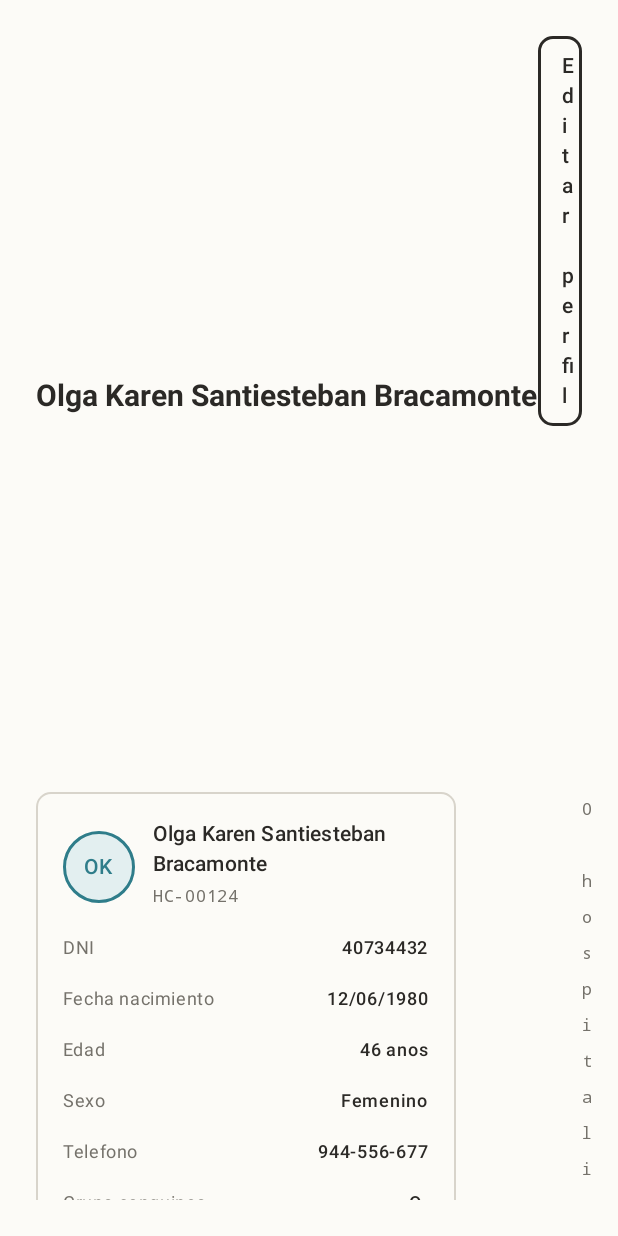
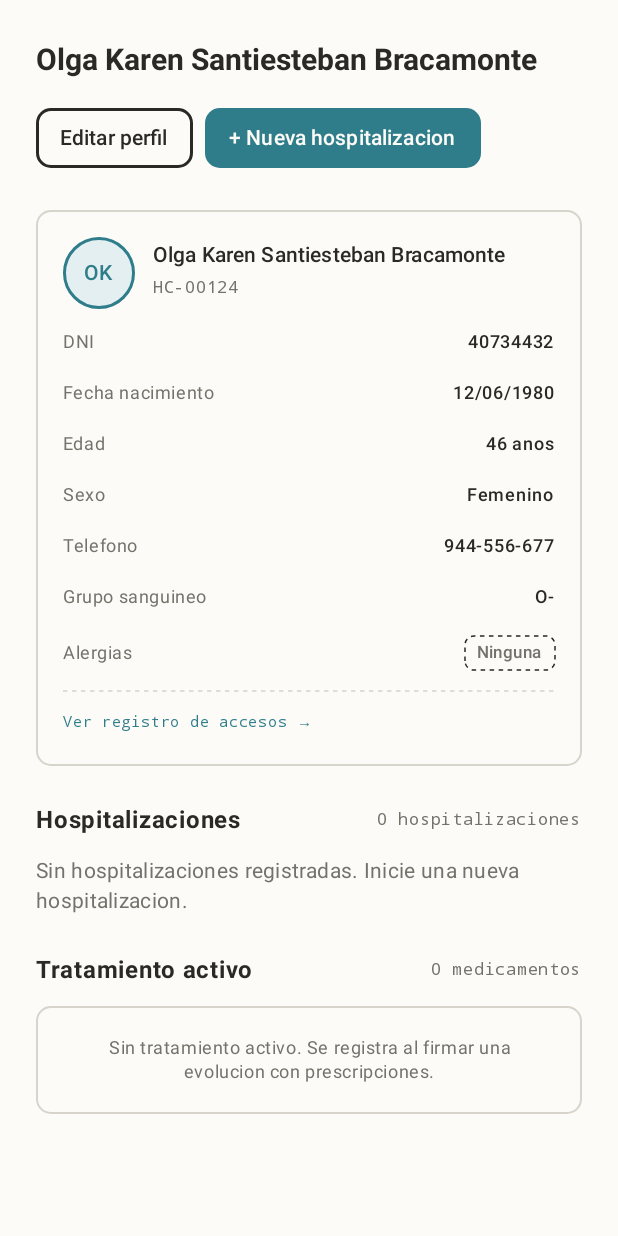
Before and after one commit to CodeHavenX/hirsh-client, an Android app built with Jetpack Compose: the @Preview function PatientRecordScreenEmptyHospitalizationsPreview, on a phone screen of 412 x 824 dp. Run offline under Robolectric (Android 15) with nearby library versions, the light colour scheme and no system bars; network calls fail; pictures from the network do not load.

Commit message:
Stack the patient record on phone widths
At 400dp the header kept the name and its actions side by side, and the body kept the patient
card and the hospitalizations in two columns, squeezing the list into a one-character column.
Below 600dp -- the width HospitalizationHeader already stacks at -- the name now sits above the
actions and the card above the hospitalizations and active treatment. Tablet and desktop keep
the two-column layout.

Implements HCEM-82.

```diff
--- a/composeApp/src/commonMain/kotlin/com/cramsan/hirsh/ui/screens/patientrecord/PatientRecordScreen.kt
+++ b/composeApp/src/commonMain/kotlin/com/cramsan/hirsh/ui/screens/patientrecord/PatientRecordScreen.kt
@@ -4,6 +4,7 @@ import androidx.compose.foundation.BorderStroke
 import androidx.compose.foundation.clickable
 import androidx.compose.foundation.layout.Arrangement
 import androidx.compose.foundation.layout.Box
+import androidx.compose.foundation.layout.BoxWithConstraints
 import androidx.compose.foundation.layout.Column
 import androidx.compose.foundation.layout.PaddingValues
 import androidx.compose.foundation.layout.Row
@@ -97,6 +98,9 @@ fun PatientRecordScreen(
 }
 
 /** All rendering lives here, taking [uiState] as plain data, so `*Previews.kt` never needs a real ViewModel. */
+/** Below this the header and the two columns stack, as HospitalizationScreen's header does. */
+private val NARROW_LAYOUT_WIDTH = 600.dp
+
 @OptIn(ExperimentalTime::class)
 @Composable
 internal fun PatientRecordScreenContent(
@@ -113,6 +117,8 @@ internal fun PatientRecordScreenContent(
 ) {
     val today = Clock.System.todayIn(TimeZone.currentSystemDefault())
     val patient = uiState.patient
+    BoxWithConstraints(modifier = Modifier.fillMaxSize()) {
+        val narrow = maxWidth < NARROW_LAYOUT_WIDTH
         Column(modifier = Modifier.fillMaxSize().padding(24.dp)) {
             when {
                 uiState.isLoading -> Text("Cargando...", style = MaterialTheme.typography.bodyMedium)
@@ -121,22 +127,14 @@ internal fun PatientRecordScreenContent(
                 else -> {
                     RecordHeader(
                         patient = patient,
+                        narrow = narrow,
                         onEditProfile = onEditProfile,
                         canAdmit = uiState.canAdmit,
                         onNewHospitalization = onNewHospitalization,
                     )
-                Row(
-                    modifier = Modifier.weight(1f).fillMaxWidth().verticalScroll(rememberScrollState())
-                        .padding(top = 24.dp).testTag("screen_scroll_container"),
-                    horizontalArrangement = Arrangement.spacedBy(24.dp),
-                ) {
-                    ProfileCard(
-                        patient = patient,
-                        today = today,
-                        onViewHistory = onViewHistory,
-                        modifier = Modifier.width(280.dp),
-                    )
-                    Column(modifier = Modifier.weight(1f)) {
+                    val body = Modifier.weight(1f).fillMaxWidth().verticalScroll(rememberScrollState())
+                        .padding(top = 24.dp).testTag("screen_scroll_container")
+                    val sections = @Composable {
                         HospitalizationsSection(
                             hospitalizations = uiState.hospitalizations,
                             onHospitalizationSelected = onHospitalizationSelected,
@@ -146,6 +144,16 @@ internal fun PatientRecordScreenContent(
                             onSuspend = onSuspendTreatment.takeIf { uiState.canSuspendTreatments },
                             modifier = Modifier.padding(top = 24.dp),
                         )
+                    }
+                    if (narrow) {
+                        Column(modifier = body, verticalArrangement = Arrangement.spacedBy(24.dp)) {
+                            ProfileCard(patient = patient, today = today, onViewHistory = onViewHistory, modifier = Modifier.fillMaxWidth())
+                            Column { sections() }
+                        }
+                    } else {
+                        Row(modifier = body, horizontalArrangement = Arrangement.spacedBy(24.dp)) {
+                            ProfileCard(patient = patient, today = today, onViewHistory = onViewHistory, modifier = Modifier.width(280.dp))
+                            Column(modifier = Modifier.weight(1f)) { sections() }
                         }
                     }
                     uiState.suspension?.let {
@@ -160,19 +168,23 @@ internal fun PatientRecordScreenContent(
             }
         }
     }
+}
 
 @Composable
 private fun RecordHeader(
     patient: Patient,
+    narrow: Boolean,
     onEditProfile: () -> Unit,
     canAdmit: Boolean,
     onNewHospitalization: () -> Unit,
 ) {
-    Row(modifier = Modifier.fillMaxWidth(), horizontalArrangement = Arrangement.SpaceBetween, verticalAlignment = Alignment.CenterVertically) {
+    val title = @Composable {
         Text(
             patient.fullName,
             style = MaterialTheme.typography.headlineSmall.copy(fontSize = 20.sp, fontWeight = FontWeight.Bold),
         )
+    }
+    val actions = @Composable {
         Row(horizontalArrangement = Arrangement.spacedBy(8.dp)) {
             OutlinedButton(
                 onClick = onEditProfile,
@@ -193,6 +205,17 @@ private fun RecordHeader(
                     Text("+ Nueva hospitalizacion", fontWeight = FontWeight.Medium)
                 }
             }
+        }
+    }
+    if (narrow) {
+        Column(verticalArrangement = Arrangement.spacedBy(12.dp)) {
+            title()
+            actions()
+        }
+    } else {
+        Row(modifier = Modifier.fillMaxWidth(), horizontalArrangement = Arrangement.SpaceBetween, verticalAlignment = Alignment.CenterVertically) {
+            title()
+            actions()
         }
     }
 }
```
Also changed, not shown: 2 other files. Lines whose indentation alone changed are shown as unchanged.
